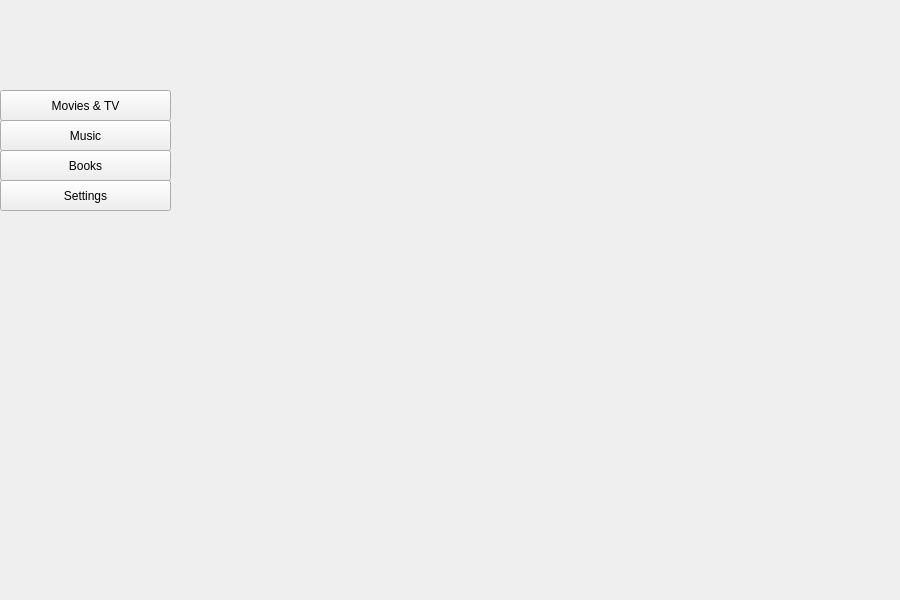
Old version of the form client_app/ui/homeScreen.ui in the repository Thaysen01/MyMedia-Capstone-2.
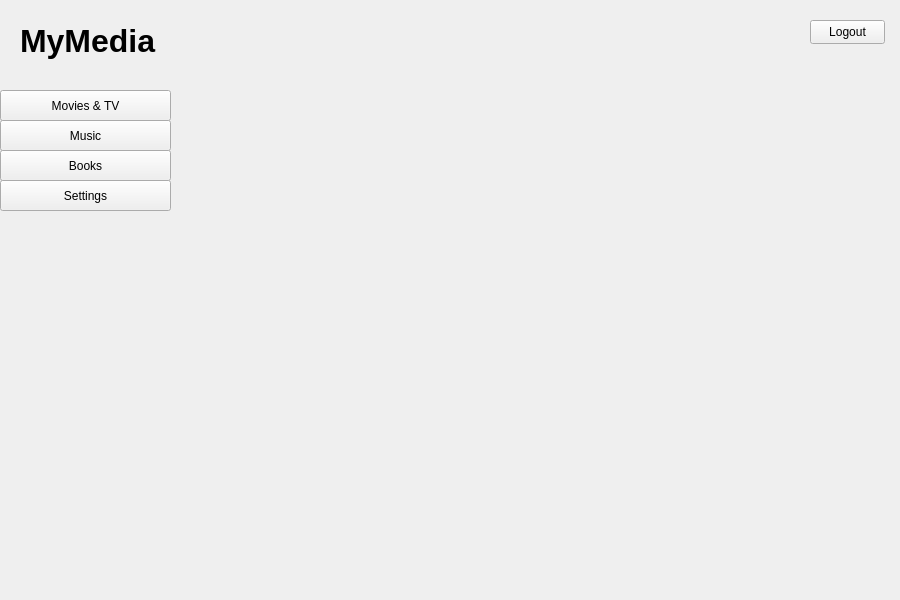
New version of the form.

Commit message: added ability to switch between login screen and home in screen. Minor home screen updates

Patch:
```diff
--- a/client_app/ui/homeScreen.ui
+++ b/client_app/ui/homeScreen.ui
@@ -90,6 +90,41 @@
     <number>-1</number>
    </property>
   </widget>
+  <widget class="QLabel" name="label">
+   <property name="geometry">
+    <rect>
+     <x>20</x>
+     <y>20</y>
+     <width>141</width>
+     <height>41</height>
+    </rect>
+   </property>
+   <property name="font">
+    <font>
+     <family>Arial</family>
+     <pointsize>24</pointsize>
+     <weight>75</weight>
+     <bold>true</bold>
+     <kerning>true</kerning>
+    </font>
+   </property>
+   <property name="text">
+    <string>MyMedia</string>
+   </property>
+  </widget>
+  <widget class="QPushButton" name="logoutButton">
+   <property name="geometry">
+    <rect>
+     <x>810</x>
+     <y>20</y>
+     <width>75</width>
+     <height>24</height>
+    </rect>
+   </property>
+   <property name="text">
+    <string>Logout</string>
+   </property>
+  </widget>
  </widget>
  <resources/>
  <connections/>
```
Left out of the diff: 2 changed lines with no effect on the pictures. The commit also changes 3 other files.
